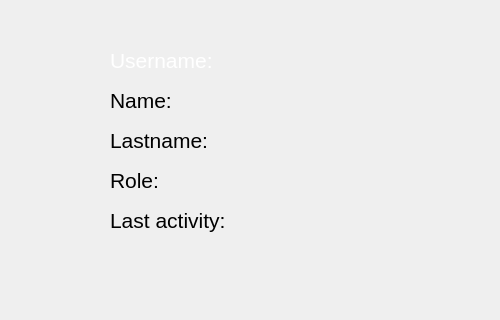
Before: the Qt Designer form PI-Edificio/viewuser.ui in QuiannZo/Intelligent_Building, drawn with Qt 5; both pictures show x 0 to 500 and y 185 to 505 of the 1000 by 600 pixel window.
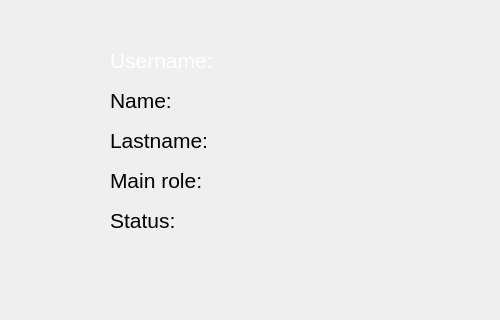
After: the same form once the commit is applied.

```diff
--- a/PI-Edificio/viewuser.ui
+++ b/PI-Edificio/viewuser.ui
@@ -19,7 +19,7 @@
      <rect>
       <x>110</x>
       <y>270</y>
-      <width>291</width>
+      <width>301</width>
       <height>31</height>
      </rect>
     </property>
@@ -37,7 +37,7 @@
      <rect>
       <x>110</x>
       <y>310</y>
-      <width>291</width>
+      <width>301</width>
       <height>31</height>
      </rect>
     </property>
@@ -55,7 +55,7 @@
      <rect>
       <x>110</x>
       <y>350</y>
-      <width>291</width>
+      <width>301</width>
       <height>31</height>
      </rect>
     </property>
@@ -65,7 +65,7 @@
      </font>
     </property>
     <property name="text">
-     <string>Role:</string>
+     <string>Main role:</string>
     </property>
    </widget>
    <widget class="QLabel" name="ultimaActividad">
@@ -73,7 +73,7 @@
      <rect>
       <x>110</x>
       <y>390</y>
-      <width>291</width>
+      <width>301</width>
       <height>31</height>
      </rect>
     </property>
@@ -83,7 +83,7 @@
      </font>
     </property>
     <property name="text">
-     <string>Last activity:</string>
+     <string>Status:</string>
     </property>
    </widget>
    <widget class="QPushButton" name="pushButton1_2">
```
